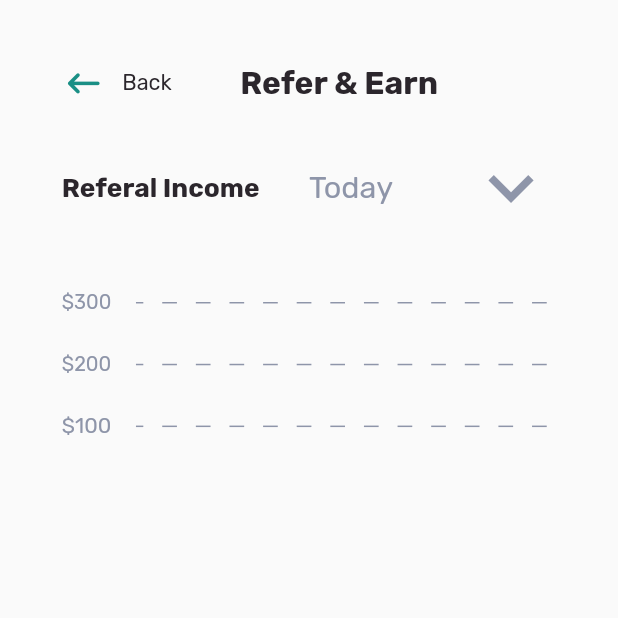
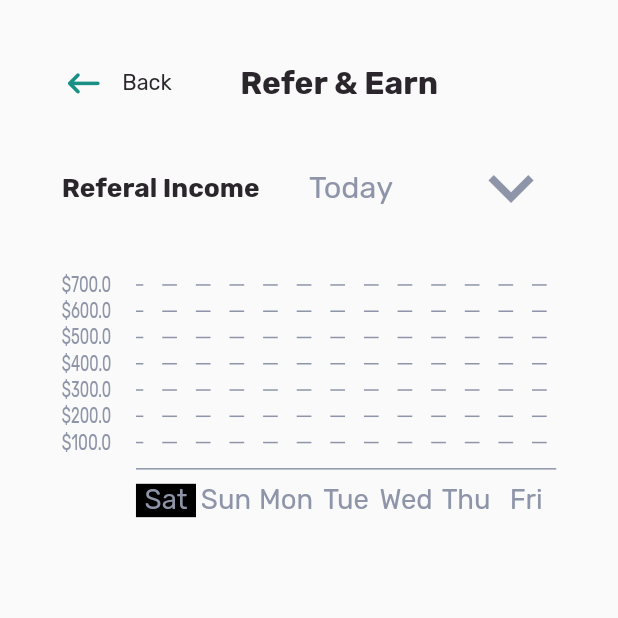
Before and after one commit to dalyathan/Referral-Program, a Flutter app: the screen it shows after launch, on a phone screen of 412 x 824 dp, the top half of it. Run offline on Flutter 3.47's test engine with Material 2 defaults, Android fonts, the phone set to English and light mode, and no system bars; our stand-ins replace google_fonts.

Commit message:
the x and y axis of the graph in the first page is done

```diff
--- a/lib/screens/refer_and_earn.dart
+++ b/lib/screens/refer_and_earn.dart
@@ -1,3 +1,5 @@
+import 'package:dribbble_mahmudul_hasan_manik_referral_program/widgets/containers/refer_and_earn/bar_chart.dart';
+
 import '../widgets/containers/refer_and_earn/graph_backdrop.dart';
 
 import '../style.dart';
@@ -14,7 +16,7 @@ class ReferAndEarn extends StatelessWidget {
     double effectiveContentWidth =
         size.width * (1 - 2 * MyStyle.horizontalPaddingRatio);
     double selectDateHeightRatio = 0.125;
-    double graphBackdropHeightRatio = 0.15;
+    double graphHeightRatio = 0.2;
     SizedBox spacer = SizedBox(
       height: 0.025 * size.height,
     );
@@ -37,15 +39,18 @@ class ReferAndEarn extends StatelessWidget {
                 width: effectiveContentWidth,
               ),
               spacer,
-              Stack(
-                children: [
-                  GraphBackdrop(
-                    amounts: const ['300', '200', '100'],
-                    height: graphBackdropHeightRatio * size.height,
-                    width: effectiveContentWidth,
-                  )
-                ],
-              )
+              BarChartContainer(
+                  width: effectiveContentWidth,
+                  height: size.height * graphHeightRatio,
+                  points: const {
+                    'Sat': '410',
+                    'Sun': '160',
+                    'Mon': '700',
+                    'Tue': '160',
+                    'Wed': '210',
+                    'Thu': '160',
+                    'Fri': '145'
+                  })
             ],
           ),
         ),
--- /dev/null
+++ b/lib/widgets/containers/refer_and_earn/bar_chart.dart
@@ -0,0 +1,45 @@
+import 'dart:math';
+
+import 'package:dribbble_mahmudul_hasan_manik_referral_program/widgets/containers/refer_and_earn/graph_backdrop.dart';
+import 'package:flutter/material.dart';
+
+class BarChartContainer extends StatelessWidget {
+  final double width;
+  final double height;
+  final Map<String, String> points;
+  late List<String> yAxisPoints;
+  BarChartContainer(
+      {Key? key,
+      required this.width,
+      required this.height,
+      required this.points})
+      : super(key: key);
+
+  @override
+  Widget build(BuildContext context) {
+    yAxisPoints = getYaxisPoints();
+    double xAxisHeightRatio = 0.15;
+    double xAxisWidthRatio = 0.85;
+    return Stack(
+      children: [
+        GraphBackdrop(
+          points: points,
+          height: height,
+          width: width,
+          yAxisPoints: yAxisPoints,
+          xAxisHeightRatio: xAxisHeightRatio,
+          xAxisWidthRatio: xAxisWidthRatio,
+        )
+      ],
+    );
+  }
+
+  List<String> getYaxisPoints({double divideBy = 100}) {
+    List<double> ys = points.values.map((e) => double.parse(e)).toList();
+    double minY = ys.reduce(min);
+    double maxY = ys.reduce(max);
+    int length = (maxY / divideBy).ceil();
+    return List<String>.generate(
+        length, (index) => '${(index + 1) * divideBy}');
+  }
+}
--- a/lib/widgets/containers/refer_and_earn/graph_backdrop.dart
+++ b/lib/widgets/containers/refer_and_earn/graph_backdrop.dart
@@ -4,54 +4,116 @@ import 'package:flutter/material.dart';
 import '../../../style.dart';
 
 class GraphBackdrop extends StatelessWidget {
-  final List<String> amounts;
+  final Map<String, String> points;
+  final List<String> yAxisPoints;
   final double width;
   final double height;
-  const GraphBackdrop(
+  final double xAxisHeightRatio;
+  final double xAxisWidthRatio;
+  GraphBackdrop(
       {Key? key,
-      required this.amounts,
+      required this.points,
       required this.width,
-      required this.height})
+      required this.height,
+      required this.yAxisPoints,
+      required this.xAxisHeightRatio,
+      required this.xAxisWidthRatio})
       : super(key: key);
 
   @override
   Widget build(BuildContext context) {
-    double rowHeightRatio = (1 / amounts.length);
     double textWidthRatio = 0.1;
-    double brokenLineWidthRatio = 0.85;
+    double rowHeightRatio = (1 / (yAxisPoints.length + 1));
+    double yAxisHeight = height * (1 - xAxisHeightRatio);
+    double rowHeight = yAxisHeight * rowHeightRatio;
+    double textWidth = width * textWidthRatio;
+    double lineWidth = width * xAxisWidthRatio;
     return Container(
-      //color: Colors.red,
+      //color: Colors.black,
       height: height,
       width: width,
       child: Column(
-        children: amounts
-            .map((dollar) => Container(
-                  //color: dollar == '300' ? Colors.amber : Colors.transparent,
-                  //height: height * rowHeightRatio,
+          crossAxisAlignment: CrossAxisAlignment.end,
+          mainAxisAlignment: MainAxisAlignment.spaceBetween,
+          children: [
+            ...yAxisPoints.reversed.map((dollar) =>
+                drawYAxis(rowHeight, textWidth, lineWidth, '\$$dollar')),
+            drawYAxis(rowHeight, textWidth, lineWidth, '', isPointZero: true),
+            drawXAxis(xAxisHeightRatio * height, lineWidth)
+          ]),
+    );
+  }
+
+  Widget drawYAxis(
+      double rowHeight, double textWidth, double lineWidth, String amount,
+      {isPointZero = false}) {
+    return Container(
+      //color: Colors.black,
+      height: rowHeight,
       child: Row(
         crossAxisAlignment: CrossAxisAlignment.center,
         mainAxisAlignment: MainAxisAlignment.spaceBetween,
         children: [
-                      SizedBox(
-                        width: width * textWidthRatio,
+          pointOnYAxis(amount, textWidth, rowHeight),
+          isPointZero
+              ? SizedBox(
+                  height: rowHeight,
+                  child: Align(
+                    alignment: Alignment.centerRight,
+                    child: Container(
+                      height: 1,
+                      width: lineWidth,
+                      color: MyStyle.fadedBlackish,
+                    ),
+                  ),
+                )
+              : CustomPaint(
+                  painter: BrokenLinePainter(),
+                  size: Size(lineWidth, rowHeight),
+                )
+        ],
+      ),
+    );
+  }
+
+  Widget drawXAxis(double xAxisHeight, double xAxisWidth) {
+    List<String> xs = List<String>.from(points.keys);
+    double oneXWidth = xAxisWidth / xs.length;
+    double oneXHeight = xAxisHeight * 0.9;
+    return Row(
+      children: [
+        pointOnYAxis('', width - xAxisWidth, xAxisHeight),
+        Row(
+          children: xs
+              .map((e) => Container(
+                    width: oneXWidth,
+                    height: oneXHeight,
+                    color: e == 'Sat' ? Colors.black : Colors.transparent,
                     child: FittedBox(
-                          fit: BoxFit.fitWidth,
+                      fit: BoxFit.contain,
                       child: Text(
-                            '\$$dollar',
+                        e,
                         style: MyStyle.textStyle
                             .copyWith(color: MyStyle.fadedBlackish),
                       ),
                     ),
-                      ),
-                      CustomPaint(
-                        painter: BrokenLinePainter(),
-                        size: Size(width * brokenLineWidthRatio,
-                            height * rowHeightRatio),
+                  ))
+              .toList(),
         )
       ],
+    );
+  }
+
+  Widget pointOnYAxis(String value, double width, double height) {
+    return SizedBox(
+      width: width,
+      height: height,
+      child: FittedBox(
+        fit: BoxFit.fill,
+        child: Text(
+          value,
+          style: MyStyle.textStyle.copyWith(color: MyStyle.fadedBlackish),
         ),
-                ))
-            .toList(),
       ),
     );
   }
```
Lines whose indentation alone changed are shown as unchanged.
